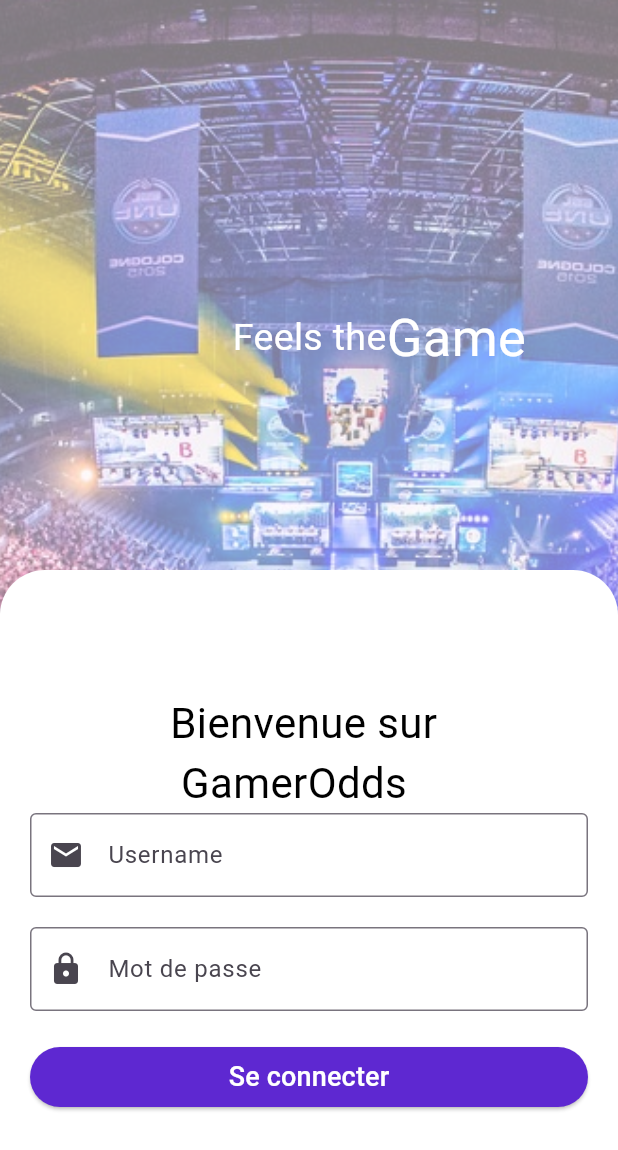
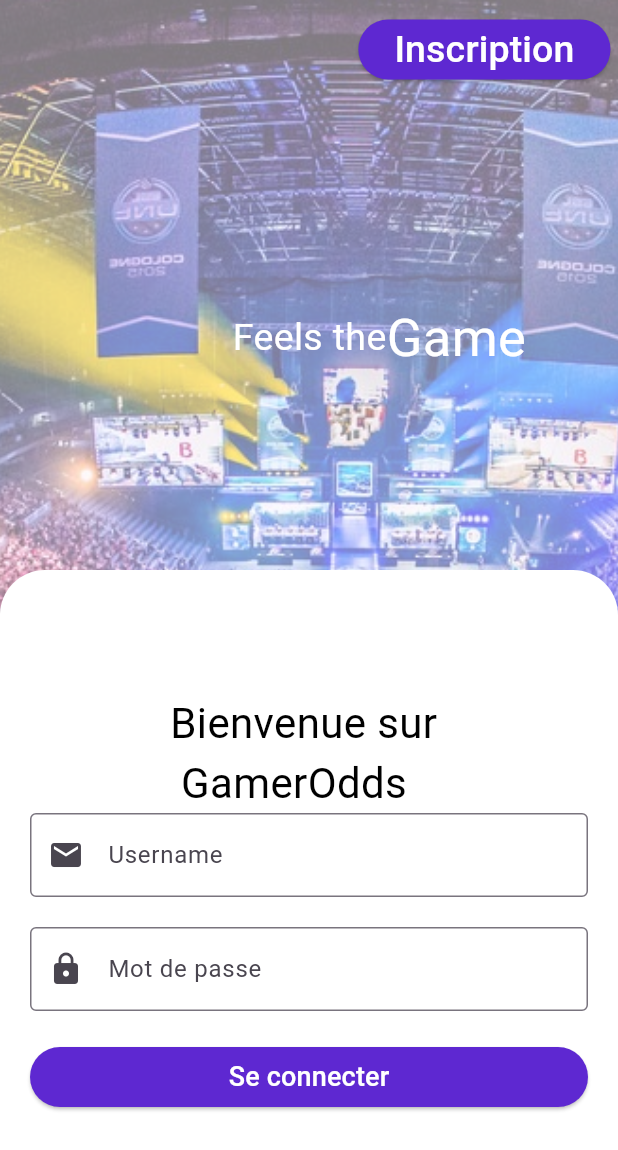
Before and after one commit to nbsidiki/GamerOdds, a Flutter app: the screen it shows after launch, on a phone screen of 412 x 824 dp. Shown: the top 1150 px of the screen. Run offline on Flutter 3.47's test engine with Material 3 defaults, Android fonts, the phone set to English and light mode, and no system bars; our stand-ins replace firebase_auth, firebase_core, firebase_database, flutter_svg, icons_plus; accounts and stored records are empty; project files that could hold a hidden picture were left out.

Commit message:
adding button for inscription

```diff
--- a/lib/ui/login_page.dart
+++ b/lib/ui/login_page.dart
@@ -2,6 +2,7 @@
 import 'package:flutter/material.dart';
 import 'package:firebase_auth/firebase_auth.dart';
 import 'package:gamer_oods_flutter_application/ui/home_page.dart';
+import 'package:gamer_oods_flutter_application/ui/signin_page.dart';
 
 class LoginPage extends StatefulWidget {
   const LoginPage({super.key});
@@ -48,6 +49,26 @@
                   ),
                 ),
               ),
+              Row(mainAxisAlignment: MainAxisAlignment.end, children: [
+                Container(
+                  padding: const EdgeInsets.only(top: 9, right: 5),
+                  child: ElevatedButton(
+                    style: ElevatedButton.styleFrom(
+                      primary:
+                          Color(0xff5E28D1), // Couleur violette pour le bouton
+                    ),
+                    onPressed: () {
+                      Navigator.push(
+                        context,
+                        MaterialPageRoute(
+                            builder: (context) => const SigninPage()),
+                      );
+                    },
+                    child: const Text('Inscription',
+                        style: TextStyle(fontSize: 25, color: Colors.white)),
+                  ),
+                ),
+              ]),
               Container(
                 margin: const EdgeInsets.only(top: 200),
                 padding: EdgeInsets.only(left: 155),
```
